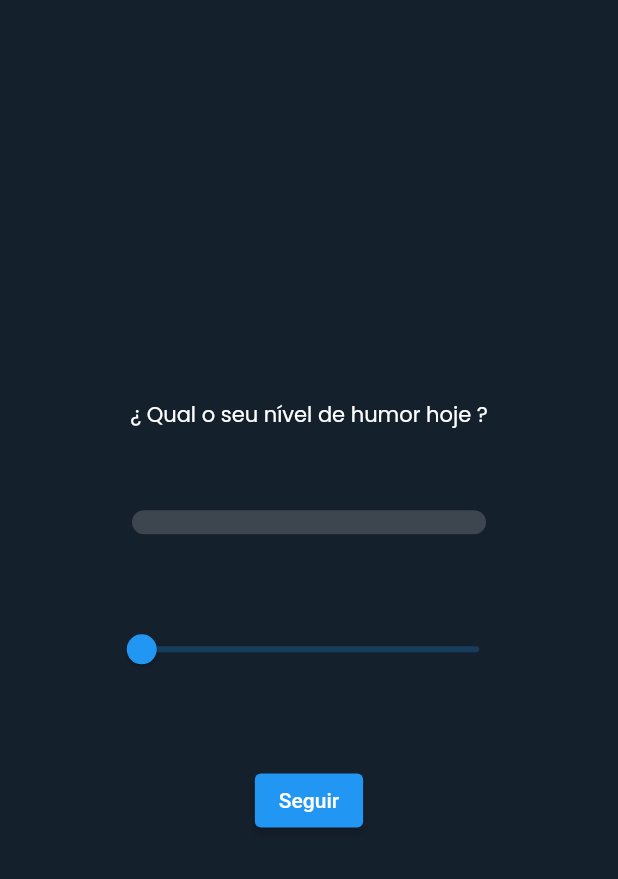
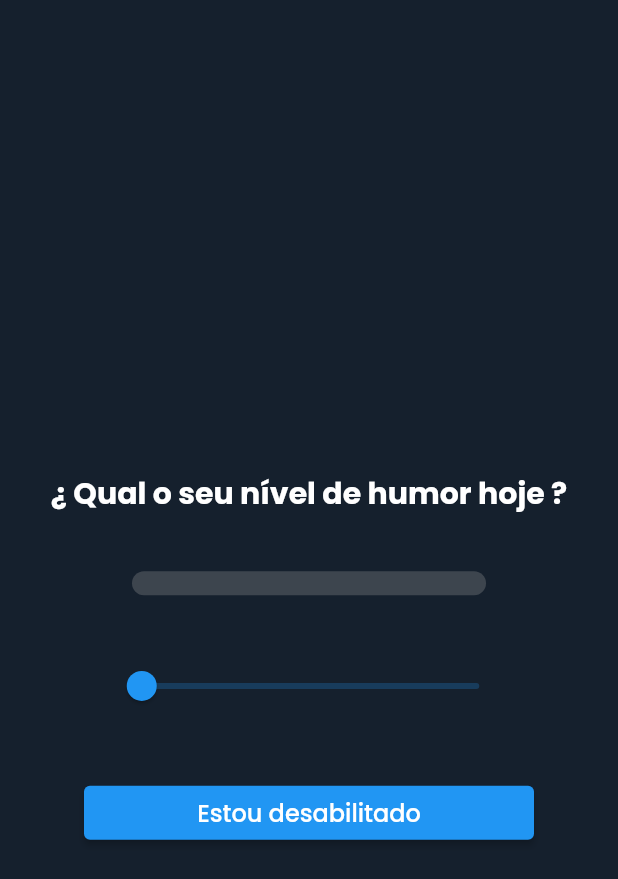
Before and after one commit to Kranfilar/dating_request, a Flutter app: the screen it shows after launch, on a phone screen of 412 x 824 dp. Shown: the top 879 px of the screen. Run offline on Flutter 3.47's test engine with Material 2 defaults, Android fonts, the phone set to English and light mode, and no system bars; drawn by our look-alikes of percent_indicator; our stand-ins replace font_awesome_flutter, google_fonts; missing offline and left inert: flutter_animated_icons, status_alert.

Commit message:
Dinamic Text Button

```diff
--- a/lib/views/home_page.dart
+++ b/lib/views/home_page.dart
@@ -16,17 +16,26 @@ class _HomePageState extends State<HomePage> {
   @override
   Widget build(BuildContext context) {
     return Scaffold(
-      backgroundColor: Color(0xFF15202D),
+      backgroundColor: const Color(0xFF15202D),
       body: Padding(
         padding: const EdgeInsets.symmetric(vertical: 240),
         child: Column(
           mainAxisAlignment: MainAxisAlignment.spaceAround,
           crossAxisAlignment: CrossAxisAlignment.center,
           children: [
+            Container(
+              width: 20,
+              height: 19.61,
+              child: Stack(children: []),
+            ),
             Center(
               child: Text(
                 "¿ Qual o seu nível de humor hoje ?",
-                style: GoogleFonts.poppins(color: Colors.white),
+                style: GoogleFonts.poppins(
+                  color: Colors.white,
+                  fontSize: 20,
+                  fontWeight: FontWeight.bold,
+                ),
               ),
             ),
             Row(
@@ -35,9 +44,9 @@ class _HomePageState extends State<HomePage> {
                 LinearPercentIndicator(
                   width: 256,
                   lineHeight: 16,
-                  barRadius: Radius.circular(128),
+                  barRadius: const Radius.circular(128),
                   percent: _percent / 100,
-                  backgroundColor: Color.fromARGB(75, 158, 158, 158),
+                  backgroundColor: const Color.fromARGB(75, 158, 158, 158),
                   progressColor: _percent <= 30
                       ? Colors.red
                       : _percent < 80
@@ -63,58 +72,74 @@ class _HomePageState extends State<HomePage> {
                 label: '${(_percent).toInt()}%',
               ),
             ),
-            ElevatedButton(
+            SizedBox(
+              width: 300,
+              child: ElevatedButton(
+                child: Text(
+                  _percent <= 30
+                      ? "Estou desabilitado"
+                      : _percent < 80
+                          ? "Aquela barra não cresce mais?"
+                          : _percent == 100
+                              ? "UAU!!"
+                              : "To pronto e vc?!",
+                  style: GoogleFonts.poppins(
+                    color: Colors.white,
+                    fontSize: 16,
+                  ),
+                ),
                 onPressed: () async {
                   print((_percent / 100));
                   if (_percent <= 30) {
                     StatusAlert.show(
                       context,
-                    duration: Duration(seconds: 2),
+                      duration: const Duration(seconds: 2),
                       title: 'Pena!',
                       subtitle: 'Deixa quieto, ou tente novamente mais tarde!',
-                    configuration: IconConfiguration(icon: Icons.error_rounded),
+                      configuration:
+                          const IconConfiguration(icon: Icons.error_rounded),
                       maxWidth: 260,
                     );
                   } else if (_percent < 80) {
                     StatusAlert.show(
                       context,
-                    duration: Duration(seconds: 2),
+                      duration: const Duration(seconds: 2),
                       title: 'Bom!!',
                       subtitle: 'Mas acho que podemos melhorar!',
                       configuration:
-                        IconConfiguration(icon: Icons.warning_rounded),
+                          const IconConfiguration(icon: Icons.warning_rounded),
                       maxWidth: 260,
                     );
                   } else if (_percent == 100) {
                     StatusAlert.show(
                       context,
-                    duration: Duration(seconds: 1),
+                      duration: const Duration(seconds: 1),
                       title: 'Hmm...',
                       subtitle: 'Falsidade é feio viu?',
-                    configuration:
-                        IconConfiguration(icon: Icons.question_mark_rounded),
+                      configuration: const IconConfiguration(
+                          icon: Icons.question_mark_rounded),
                       maxWidth: 260,
                     );
                   } else {
                     StatusAlert.show(
                       context,
-                    duration: Duration(seconds: 2),
+                      duration: const Duration(seconds: 2),
                       title: 'BOA!!',
                       subtitle: 'Chegamos a um resultado melhor',
-                    configuration: IconConfiguration(icon: Icons.done),
+                      configuration: const IconConfiguration(icon: Icons.done),
                       maxWidth: 260,
                     );
                     await Future.delayed(
-                      Duration(seconds: 2, milliseconds: 500), () {});
+                        const Duration(seconds: 2, milliseconds: 500), () {});
                     Navigator.push(
                       context,
                       MaterialPageRoute(
-                      builder: (context) => VariousButtons(5, 1),
+                        builder: (context) => const VariousButtons(1, 1),
                       ),
                     );
                   }
                 },
-              child: Text("Seguir"),
+              ),
             ),
           ],
         ),
```
Also changed, not shown: lib/views/dating_request.dart (+8 -3 lines), assets/svg/love_ping.svg (added). Lines whose indentation alone changed are shown as unchanged.
